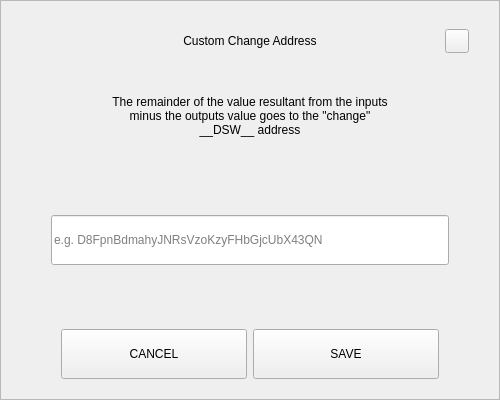
Qt form src/qt/pivx/forms/sendchangeaddressdialog.ui (decenomy/DSW) before a commit.
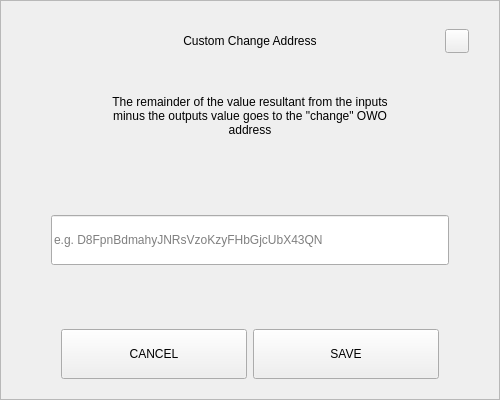
The same form after that commit.

```diff
--- a/src/qt/pivx/forms/sendchangeaddressdialog.ui
+++ b/src/qt/pivx/forms/sendchangeaddressdialog.ui
@@ -164,7 +164,7 @@
          </size>
         </property>
         <property name="text">
-         <string>The remainder of the value resultant from the inputs minus the outputs value goes to the &quot;change&quot; __DSW__ address</string>
+         <string>The remainder of the value resultant from the inputs minus the outputs value goes to the &quot;change&quot; OWO address</string>
         </property>
         <property name="alignment">
          <set>Qt::AlignCenter</set>
```
